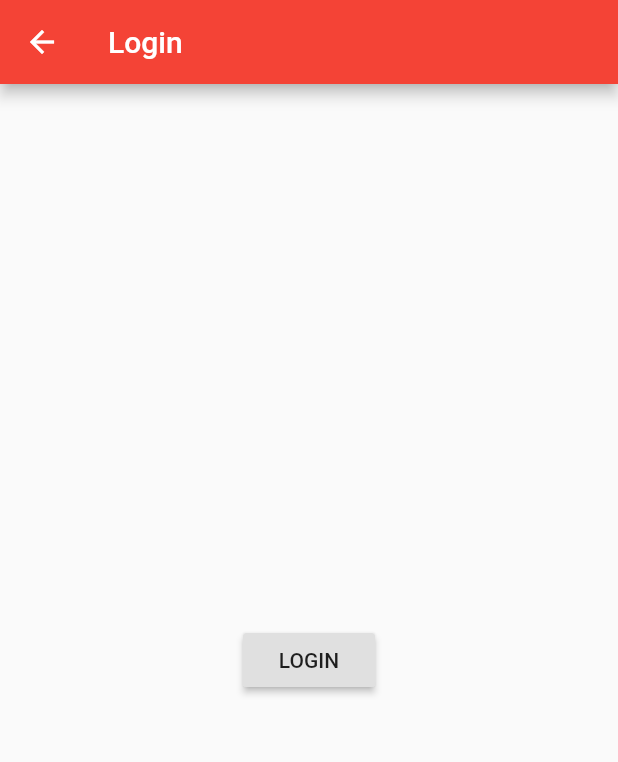
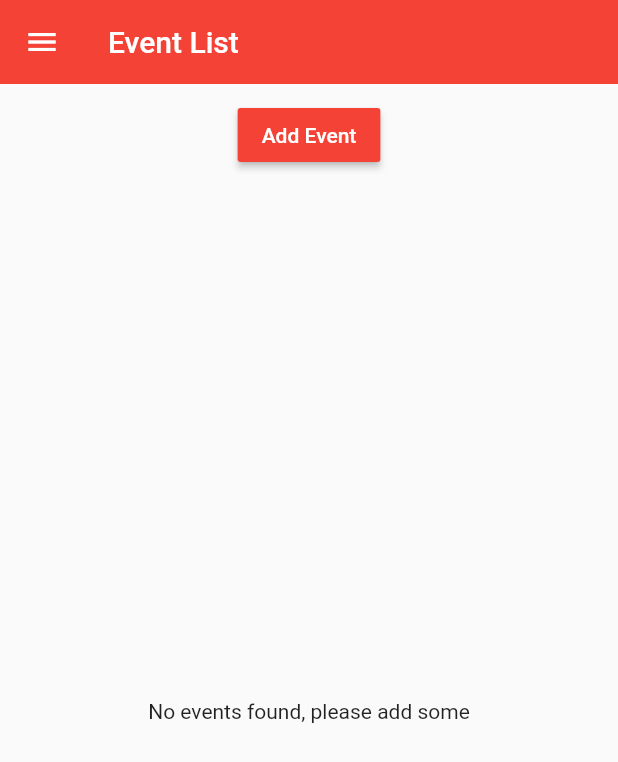
Before and after one commit to blugo1/fluttercourse, a Flutter app: the AuthPage screen opened directly, after a tap on "LOGIN", on a phone screen of 412 x 824 dp. Shown: the top 762 px of the screen. Run offline on Flutter 3.47's test engine with Material 2 defaults, Android fonts, the phone set to English and light mode, and no system bars.

Commit message:
Updated application with tabs and nav bar

```diff
--- a/lib/event_control.dart
+++ b/lib/event_control.dart
@@ -11,7 +11,7 @@ class EventControl extends StatelessWidget {
     return  RaisedButton(
             color: Theme.of(context).primaryColor,
             onPressed: () {
-              addEvent({"title": "Event Title", "image": "assets/food.jpg"});
+              addEvent({"title": "Event Title", "image": "assets/event.jpg"});
             },
             child: Text("Add Event", style: TextStyle(color: Colors.white)),
           );
--- a/lib/events.dart
+++ b/lib/events.dart
@@ -2,12 +2,12 @@ import 'package:flutter/material.dart';
 
 import './pages/event_page.dart';
 
-class Products extends StatelessWidget {
+class Events extends StatelessWidget {
   final List<Map<String, String>> events;
   final Function deleteProduct;
 
   //Constructor
-  Products(this.events, {this.deleteProduct});
+  Events(this.events, {this.deleteProduct});
 
   Widget _buildProductItem(BuildContext context, int index) {
     return Card(
--- a/lib/main.dart
+++ b/lib/main.dart
@@ -1,8 +1,6 @@
 import 'package:flutter/material.dart';
 
 import './pages/auth_page.dart';
-import './pages/events_page.dart';
-
 
 void main() => runApp(MyApp());
 
@@ -14,7 +12,7 @@ class MyApp extends StatelessWidget {
           brightness: Brightness.light,
           primarySwatch: Colors.red,
           accentColor: Colors.redAccent),
-      home: EventsPage(),
+      home: AuthPage(),
     );
   }
 }
--- a/lib/pages/auth_page.dart
+++ b/lib/pages/auth_page.dart
@@ -1,4 +1,6 @@
 import 'package:flutter/material.dart';
+
+import './events_page.dart';
 
 class AuthPage extends StatelessWidget {
   @override
@@ -10,7 +12,9 @@ class AuthPage extends StatelessWidget {
       body: Center(
         child: RaisedButton(
           child: Text('LOGIN'),
-          onPressed: () {},
+          onPressed: () {
+            Navigator.pushReplacement(context, MaterialPageRoute(builder: (BuildContext context)=> EventsPage()));
+          },
         ),
       ),
     );
--- a/lib/pages/events_page.dart
+++ b/lib/pages/events_page.dart
@@ -1,16 +1,38 @@
 import 'package:flutter/material.dart';
 
+import './event_admin.dart';
 import '../event_manager.dart';
 
 class EventsPage extends StatelessWidget {
   @override
   Widget build(BuildContext context) {
     return Scaffold(
+      drawer: Drawer(
+        child: Column(
+          children: <Widget>[
+            AppBar(
+              automaticallyImplyLeading: false,
+              title: Text('Choose'),
+            ),
+            ListTile(
+              title: Text('Manage Events'),
+              onTap: () {
+                Navigator.pushReplacement(
+                    context,
+                    MaterialPageRoute(
+                        builder: (BuildContext context) => EventsPageAdmin()));
+              },
+            )
+          ],
+        ),
+      ),
       appBar: AppBar(
         elevation: 0.0,
         title: Text("Event List"),
       ),
-        body: EventManager(),
+      body: Center(
+        child: EventManager(),
+      ),
     );
   }
 }
--- a/pubspec.yaml
+++ b/pubspec.yaml
@@ -40,7 +40,7 @@ flutter:
   assets:
   #  - images/a_dot_burr.jpeg
   #  - images/a_dot_ham.jpeg
-  - assets/food.jpg
+  - assets/event.jpg
 
   # An image asset can refer to one or more resolution-specific "variants", see
   # https://flutter.io/assets-and-images/#resolution-aware.
```
Also changed, not shown: lib/pages/event_admin.dart (added, +47 -0 lines), lib/pages/event_create.dart (added, +10 -0 lines), lib/pages/event_list.dart (added, +10 -0 lines), assets/event.jpg (added), assets/food.jpg (deleted), 1 other file. Lines whose indentation alone changed are shown as unchanged.
